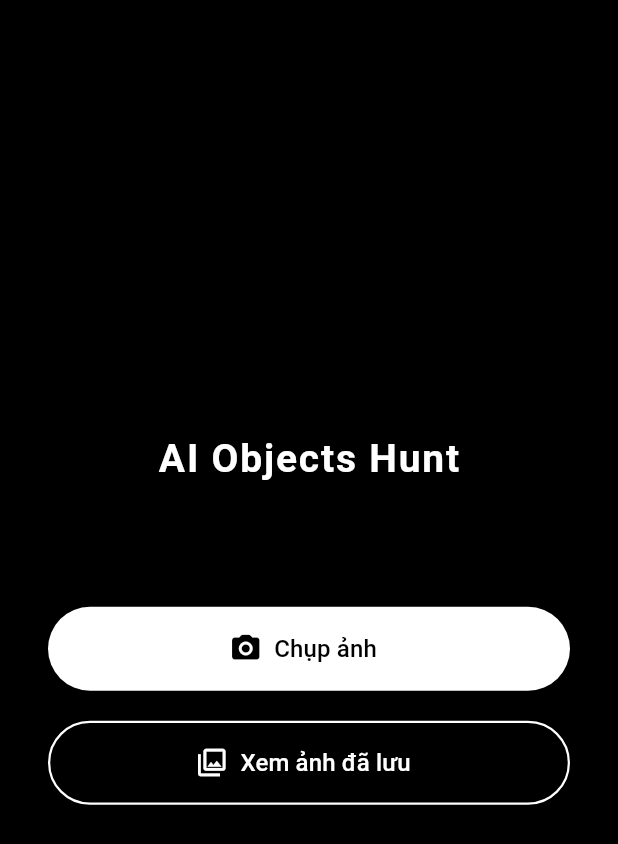
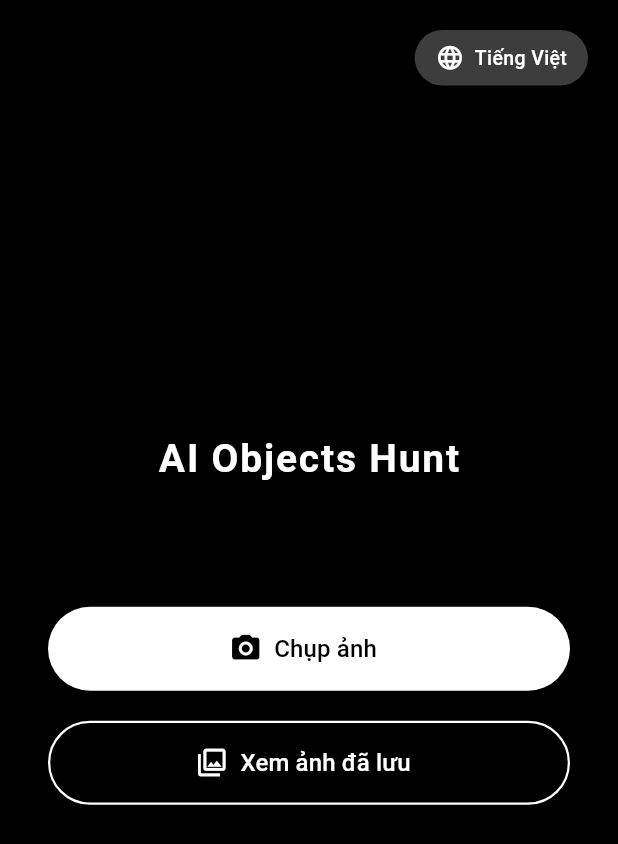
Before and after one commit to PhaPhePha/AI-Objects-Hunt, a Flutter app: the screen it shows after launch, on a phone screen of 412 x 824 dp. Shown: the top 844 px of the screen. Run offline on Flutter 3.47's test engine with Material 3 defaults, Android fonts, the phone set to English and light mode, and no system bars; our stand-ins replace camera, shared_preferences; missing offline and left inert: tflite_flutter.

Commit message:
Feat: Add a language toggle button (Vietnamese/English) with state persistence; add an app icon; optimized app performance; update README

```diff
--- /dev/null
+++ b/lib/language_state.dart
@@ -0,0 +1,27 @@
+import 'package:flutter/material.dart';
+import 'package:shared_preferences/shared_preferences.dart';
+
+class LanguageNotifier extends ChangeNotifier {
+  bool _isEnglish = false; // false = Tiếng Việt, true = English
+
+  bool get isEnglish => _isEnglish;
+
+  LanguageNotifier() {
+    _load();
+  }
+
+  // Hàm private load từ prefs
+  Future<void> _load() async {
+    final prefs = await SharedPreferences.getInstance();
+    _isEnglish = prefs.getBool('is_english') ?? false;
+    notifyListeners();
+  }
+
+  // Hàm toggle - lưu luôn vào prefs
+  Future<void> toggle() async {
+    _isEnglish = !_isEnglish;
+    final prefs = await SharedPreferences.getInstance();
+    await prefs.setBool('is_english', _isEnglish);
+    notifyListeners();
+  }
+}
--- a/lib/main.dart
+++ b/lib/main.dart
@@ -1,6 +1,7 @@
 import 'package:camera/camera.dart';
 import 'package:flutter/material.dart';
-
+import 'package:flutter/cupertino.dart';
+import 'package:ai_objects_hunt/language_state.dart';
 import 'screens/home_screen.dart';
 
 Future<void> main() async {
@@ -38,38 +39,48 @@ String _cameraErrorMessage(CameraException error) {
   }
 }
 
-class MyApp extends StatelessWidget {
+class MyApp extends StatefulWidget {
   final List<CameraDescription> cameras;
   final String? cameraInitializationError;
 
   const MyApp({
     super.key,
-    this.cameras = const [],
+    required this.cameras,
     this.cameraInitializationError,
   });
 
   @override
+  State<MyApp> createState() => _MyAppState();
+}
+
+class _MyAppState extends State<MyApp> {
+  late LanguageNotifier _lang;
+
+  @override
+  void initState() {
+    super.initState();
+
+    _lang = LanguageNotifier();
+
+    // Khi ngôn ngữ thay đổi -> MyApp rebuild
+    _lang.addListener(_onLanguageChanged);
+  }
+
+  void _onLanguageChanged() {
+    if (mounted) {
+      setState(() {});
+    }
+  }
+
+  @override
+  void dispose() {
+    _lang.removeListener(_onLanguageChanged);
+    _lang.dispose();
+    super.dispose();
+  }
+
+  @override
   Widget build(BuildContext context) {
-    if (cameras.isEmpty) {
-      return MaterialApp(
-        debugShowCheckedModeBanner: false,
-        title: 'AI Objects Hunt',
-        theme: ThemeData(
-          brightness: Brightness.dark,
-          scaffoldBackgroundColor: Colors.black,
-        ),
-        home: Scaffold(
-          body: Center(
-            child: Text(
-              cameraInitializationError ?? 'Không có camera trên thiết bị này',
-              textAlign: TextAlign.center,
-              style: TextStyle(color: Colors.white, fontSize: 18),
-            ),
-          ),
-        ),
-      );
-    }
-
     return MaterialApp(
       debugShowCheckedModeBanner: false,
       title: 'AI Objects Hunt',
@@ -77,7 +88,11 @@ class MyApp extends StatelessWidget {
         brightness: Brightness.dark,
         scaffoldBackgroundColor: Colors.black,
       ),
-      home: HomeScreen(cameras: cameras),
+      home: HomeScreen(
+        cameras: widget.cameras,
+        isEnglish: _lang.isEnglish,
+        onToggleLanguage: _lang.toggle,
+      ),
     );
   }
 }
--- a/lib/screens/home_screen.dart
+++ b/lib/screens/home_screen.dart
@@ -1,67 +1,135 @@
+import 'package:flutter/material.dart';
 import 'package:camera/camera.dart';
-import 'package:flutter/material.dart';
 import 'camera_screen.dart';
 import 'photo_gallery_screen.dart';
+import 'package:ai_objects_hunt/language_state.dart';
 
-class HomeScreen extends StatelessWidget {
+class HomeScreen extends StatefulWidget {
   final List<CameraDescription> cameras;
+  final bool isEnglish;
+  final VoidCallback onToggleLanguage;
 
-  const HomeScreen({super.key, required this.cameras});
+  const HomeScreen({
+    super.key,
+    required this.cameras,
+    required this.isEnglish,
+    required this.onToggleLanguage,
+  });
 
-  void _openCamera(BuildContext context) {
-    Navigator.of(context).push(
-      MaterialPageRoute(builder: (_) => CameraScreen(cameras: cameras)),
-    );
+  @override
+  State<HomeScreen> createState() => _HomeScreenState();
 }
 
-  void _openGallery(BuildContext context) {
-    Navigator.of(context).push(
-      MaterialPageRoute(builder: (_) => PhotoGalleryScreen()),
-    );
-  }
-
+class _HomeScreenState extends State<HomeScreen> {
   @override
   Widget build(BuildContext context) {
+    // Wrap the entire content in a Stack so Positioned can work
     return Scaffold(
       backgroundColor: Colors.black,
       body: SafeArea(
-        child: Padding(
+        child: Stack(
+          children: [
+            Padding(
               padding: const EdgeInsets.symmetric(horizontal: 32),
               child: Column(
                 mainAxisAlignment: MainAxisAlignment.center,
                 children: [
-              // Tên app
-              const Text(
+                  Text(
                     'AI Objects Hunt',
-                style: TextStyle(
+                    style: const TextStyle(
                       color: Colors.white,
                       fontSize: 26,
                       fontWeight: FontWeight.w600,
                       letterSpacing: 1.2,
                     ),
                   ),
+
                   const SizedBox(height: 80),
 
-              // Nút vào Camera
                   _HomeButton(
                     icon: Icons.camera_alt_rounded,
-                label: 'Chụp ảnh',
+                    label: widget.isEnglish ? 'Capture' : 'Chụp ảnh',
                     onTap: () => _openCamera(context),
                     filled: true,
                   ),
+
                   const SizedBox(height: 20),
 
-              // Nút vào Gallery
                   _HomeButton(
                     icon: Icons.photo_library_outlined,
-                label: 'Xem ảnh đã lưu',
+                    label: widget.isEnglish
+                        ? 'Gallery'
+                        : 'Xem ảnh đã lưu',
                     onTap: () => _openGallery(context),
                     filled: false,
                   ),
                 ],
               ),
             ),
+
+            // LANGUAGE BUTTON
+            Positioned(
+              top: 20,
+              right: 20,
+              child: GestureDetector(
+                onTap: widget.onToggleLanguage,
+                child: Container(
+                  padding: const EdgeInsets.symmetric(
+                    horizontal: 14,
+                    vertical: 9,
                   ),
+                  decoration: BoxDecoration(
+                    color: Colors.white24,
+                    borderRadius: BorderRadius.circular(24),
+                  ),
+                  child: Row(
+                    mainAxisSize: MainAxisSize.min,
+                    children: [
+                      Icon(
+                        Icons.language,
+                        size: 19,
+                        color: Colors.white,
+                      ),
+                      const SizedBox(width: 7),
+                      Text(
+                        widget.isEnglish
+                            ? 'English'
+                            : 'Tiếng Việt',
+                        style: const TextStyle(
+                          color: Colors.white,
+                          fontSize: 13,
+                          fontWeight: FontWeight.w500,
+                        ),
+                      ),
+                    ],
+                  ),
+                ),
+              ),
+            ),
+          ],
+        )
+      ),
+    );
+  }
+
+  void _openCamera(BuildContext context) {
+    Navigator.of(context).push(
+      MaterialPageRoute(
+        builder: (_) => CameraScreen(
+          cameras: widget.cameras,
+          isEnglish: widget.isEnglish,
+          onToggleLanguage: widget.onToggleLanguage,
+        ),
+      ),
+    );
+  }
+
+  void _openGallery(BuildContext context) {
+    Navigator.of(context).push(
+      MaterialPageRoute(builder: (_) => PhotoGalleryScreen(
+        isEnglish: widget.isEnglish,
+        onToggleLanguage: widget.onToggleLanguage,
+      )),
     );
   }
 }
--- a/pubspec.yaml
+++ b/pubspec.yaml
@@ -1,5 +1,5 @@
 name: ai_objects_hunt
-description: "A new Flutter project."
+description: "A Flutter mobile application for object detection using TensorFlow Lite, with camera capture and photo gallery functionality."
 # The following line prevents the package from being accidentally published to
 # pub.dev using `flutter pub publish`. This is preferred for private packages.
 publish_to: 'none' # Remove this line if you wish to publish to pub.dev
@@ -16,7 +16,7 @@ publish_to: 'none' # Remove this line if you wish to publish to pub.dev
 # https://developer.apple.com/library/archive/documentation/General/Reference/InfoPlistKeyReference/Articles/CoreFoundationKeys.html
 # In Windows, build-name is used as the major, minor, and patch parts
 # of the product and file versions while build-number is used as the build suffix.
-version: 1.0.0+1
+version: 1.1.0+2
 
 environment:
   sdk: ^3.13.0
@@ -34,6 +34,7 @@ dependencies:
   # The following adds the Cupertino Icons font to your application.
   # Use with the CupertinoIcons class for iOS style icons.
   cupertino_icons: ^1.0.8
+  shared_preferences: ^2.2.2
   camera: ^0.12.0+2
   path_provider: ^2.1.4
   tflite_flutter: ^0.11.0
```
Also changed, not shown: lib/screens/camera_screen.dart (+69 -21 lines), lib/screens/photo_gallery_screen.dart (+38 -18 lines), lib/widgets/capture_controls.dart (+10 -3 lines), assets/icon/app_icon.png (added), pubspec.lock, 26 other files. Lines whose indentation alone changed are shown as unchanged.
